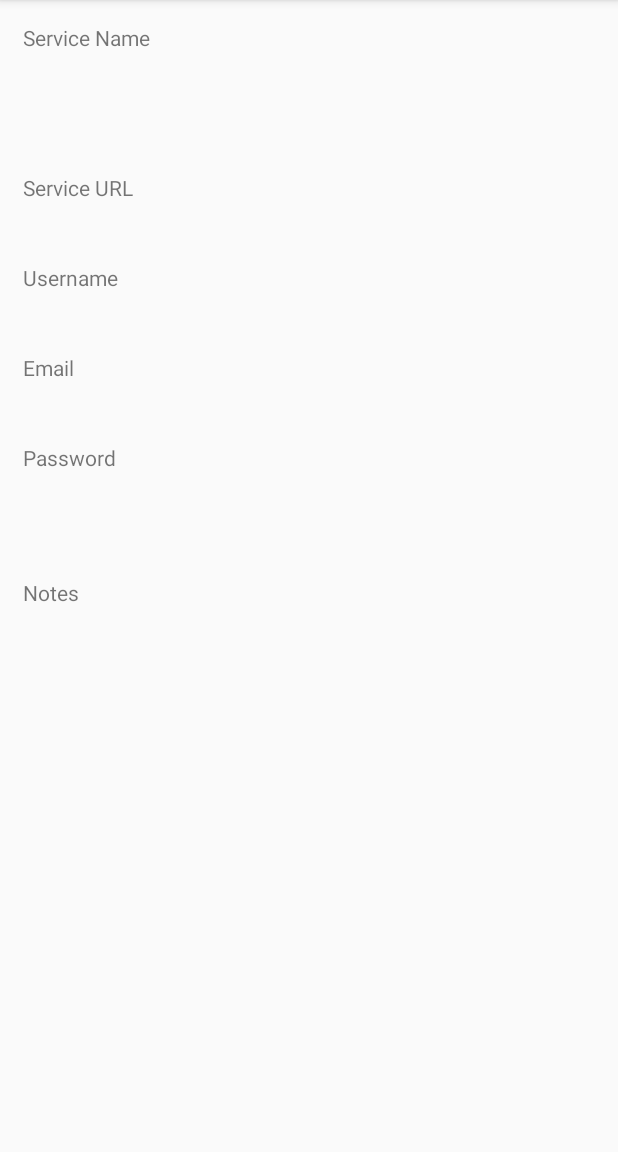
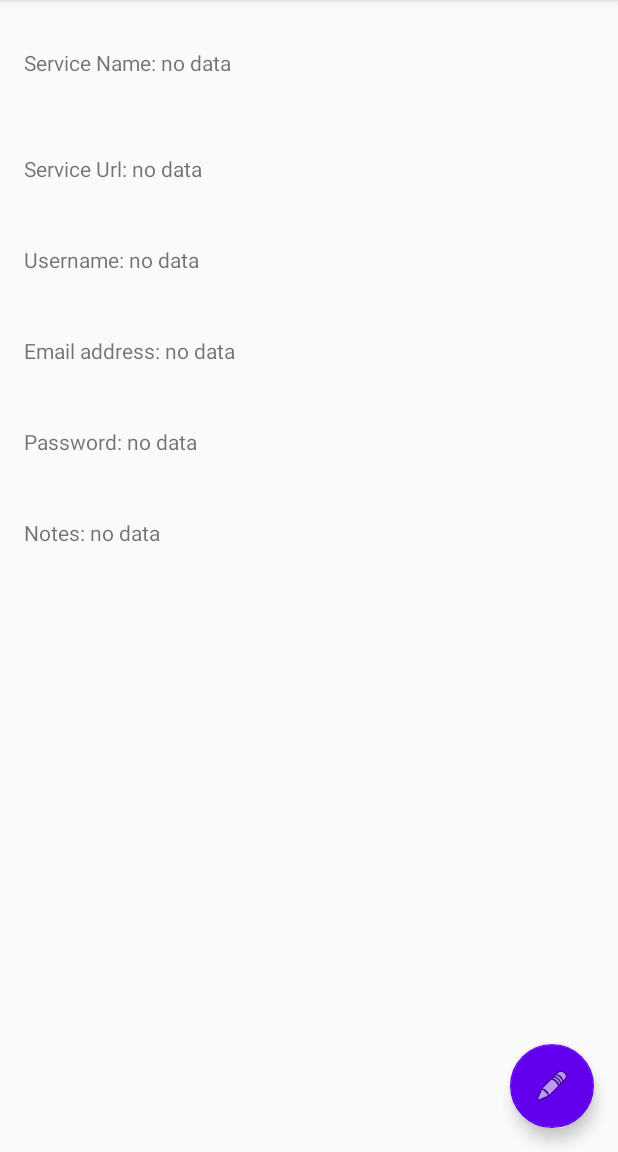
Before and after one commit to barrykidney/CredentialAppAndroid, an Android app: the CredentialActivity screen opened directly, with no data from a screen before it, on a phone screen of 412 x 824 dp, the part 84-1236 px from its top. Run offline under Robolectric (Android 15) with nearby library versions, the phone set to English and light mode, and no system bars; our stand-ins replace Room's generated code, Volley; network calls fail; 8 statements that could not run were skipped.

Commit message:
add credential functionality implemented
Signed-off-by: barry <barrykidney@hotmail.com>

```diff
--- a/app/src/main/AndroidManifest.xml
+++ b/app/src/main/AndroidManifest.xml
@@ -24,6 +24,7 @@
             </intent-filter>
         </activity>
         <activity android:name=".CredentialActivity"></activity>
+        <activity android:name=".AddCredentialActivity"></activity>
     </application>
 
 </manifest>
--- a/app/src/main/java/vis/ex/reg/mycredentialsapplication/CredentialActivity.java
+++ b/app/src/main/java/vis/ex/reg/mycredentialsapplication/CredentialActivity.java
@@ -6,8 +6,10 @@ import android.content.Intent;
 import android.content.IntentFilter;
 import android.net.ConnectivityManager;
 import android.net.NetworkInfo;
+import android.os.AsyncTask;
 import android.os.Bundle;
-import android.support.design.widget.CoordinatorLayout;
+import android.support.constraint.ConstraintLayout;
+import android.support.design.widget.FloatingActionButton;
 import android.support.design.widget.Snackbar;
 import android.support.v4.content.ContextCompat;
 import android.support.v7.app.AppCompatActivity;
@@ -15,26 +17,32 @@ import android.util.Log;
 import android.view.View;
 import android.widget.TextView;
 
+import com.android.volley.Request;
+import com.android.volley.RequestQueue;
+import com.android.volley.Response;
+import com.android.volley.VolleyError;
+import com.android.volley.toolbox.StringRequest;
+import com.android.volley.toolbox.Volley;
+
 import org.json.JSONException;
 import org.json.JSONObject;
 
 
 public class CredentialActivity extends AppCompatActivity {
 
+    private String credentialId;
     private TextView serviceNameTextView;
     private TextView serviceUrlTextView;
     private TextView usernameTextView;
     private TextView emailTextView;
     private TextView passwordTextView;
     private TextView noteTextView;
-
-//    private String credentialId;
-//    private Credential credential;
     private AppDatabase database;
-//    private CheckConnectivity connectivityChecker;
+    private boolean internetConnection;
+    private CheckConnectivity connectivityChecker;
     private boolean snackBarDisplayed;
     private Snackbar snackBar;
-    private CoordinatorLayout coordinatorLayout;
+    private ConstraintLayout coordinatorLayout;
 
     @Override
     protected void onCreate(Bundle savedInstanceState) {
@@ -42,18 +50,18 @@ public class CredentialActivity extends AppCompatActivity {
         setContentView(R.layout.activity_credential);
 
         coordinatorLayout = findViewById(R.id.credential_page);
-//        connectivityChecker = new CheckConnectivity();
+        connectivityChecker = new CheckConnectivity();
 
         ConnectivityManager connectivityManager =
             (ConnectivityManager) getSystemService(Context.CONNECTIVITY_SERVICE);
-        boolean internetConnection = (connectivityManager
+        internetConnection = (connectivityManager
             .getNetworkInfo(ConnectivityManager.TYPE_MOBILE)
             .getState() == NetworkInfo.State.CONNECTED || connectivityManager
             .getNetworkInfo(ConnectivityManager.TYPE_WIFI)
             .getState() == NetworkInfo.State.CONNECTED);
 
-//        this.registerReceiver(this.connectivityChecker,
-//            new IntentFilter(ConnectivityManager.CONNECTIVITY_ACTION));
+        this.registerReceiver(this.connectivityChecker,
+            new IntentFilter(ConnectivityManager.CONNECTIVITY_ACTION));
         this.registerReceiver(broadcastReceiver, new IntentFilter("connection_change"));
 
         database = AppDatabase.getDatabase(getApplicationContext());
@@ -68,22 +76,32 @@ public class CredentialActivity extends AppCompatActivity {
         Intent intent = getIntent();
         try {
             JSONObject credentialJson = new JSONObject(intent.getStringExtra("credential"));
+            credentialId = credentialJson.getString("id");
             populateCredentialView(credentialJson);
         } catch (JSONException error) {
             Log.e("CredentialsApp", error.getMessage());
         }
 
+        FloatingActionButton addCredentialButton = findViewById(R.id.saveCredential);
+        addCredentialButton.setOnClickListener(new View.OnClickListener() {
+            @Override
+            public void onClick(View view) {
+                Snackbar.make(view, "Replace with your own action", Snackbar.LENGTH_LONG)
+                    .setAction("Action", null).show();
+            }
+        });
 
-//
-//        UpdateViewAsync updateViewAsync = new UpdateViewAsync();
-//        updateViewAsync.execute(Integer.valueOf(credentialId));
+        FloatingActionButton deleteCredentialButton = findViewById(R.id.deleteCredential);
+        deleteCredentialButton.setOnClickListener(new View.OnClickListener() {
+            @Override
+            public void onClick(View view) {
+                Log.d("CredentialsApp", "deleteCredentialButton");
+                Snackbar.make(view, "Deleting credential", Snackbar.LENGTH_LONG)
+                    .setAction("Action", null).show();
 
-//        if (internetConnection) {
-//            getCredentialFromAPI();
-//        } else {
-//            UpdateViewAsync updateViewAsync = new UpdateViewAsync();
-//            updateViewAsync.execute(Integer.valueOf(credentialId));
-//        }
+                deleteCredentialViaAPI(credentialId);
+            }
+        });
     }
 
     private void populateCredentialView(JSONObject credential) {
@@ -92,8 +110,8 @@ public class CredentialActivity extends AppCompatActivity {
             serviceUrlTextView.setText(credential.getString("serviceUrl"));
             usernameTextView.setText(credential.getString("username"));
             emailTextView.setText(credential.getString("email"));
-            passwordTextView.setText(credential.getString("password"));
-            noteTextView.setText(credential.getString("username"));
+            passwordTextView.setText(credential.getString("encodedPassword"));
+            noteTextView.setText(credential.getString("note"));
         } catch (JSONException error) {
             Log.e("CredentialsApp", error.getMessage());
         }
@@ -105,7 +123,6 @@ public class CredentialActivity extends AppCompatActivity {
         if (state.equals("available") && snackBarDisplayed) {
             snackBar.dismiss();
             snackBarDisplayed = false;
-//            getCredentialFromAPI();
         } else if (state.equals("unavailable") && !snackBarDisplayed) {
             snackBar = Snackbar.make(coordinatorLayout, "Connection Lost", Snackbar.LENGTH_INDEFINITE);
             View sbView = snackBar.getView();
@@ -119,9 +136,45 @@ public class CredentialActivity extends AppCompatActivity {
     @Override
     public void onBackPressed() {
         Intent intent = new Intent(CredentialActivity.this, MainActivity.class);
-//        unregisterReceiver(this.connectivityChecker);
-//        unregisterReceiver(broadcastReceiver);
+        unregisterReceiver(this.connectivityChecker);
+        unregisterReceiver(broadcastReceiver);
         startActivity(intent);
         finish();
     }
+
+    private void deleteCredentialViaAPI(final String credentialId) {
+        RequestQueue queue = Volley.newRequestQueue(this);
+        String url = getResources().getString(R.string.api_url) + "/credentials/" + credentialId;
+
+        StringRequest request = new StringRequest(Request.Method.DELETE, url,
+            new Response.Listener<String>() {
+                @Override
+                public void onResponse(String response) {
+                    CredentialActivity.UpdateDBAsync updateDBAsync = new CredentialActivity.UpdateDBAsync();
+                    updateDBAsync.execute(Integer.valueOf(credentialId));
+
+                    Intent intent = new Intent(CredentialActivity.this, MainActivity.class);
+//                    unregisterReceiver(this.connectivityChecker);
+                    unregisterReceiver(broadcastReceiver);
+                    startActivity(intent);
+                }
+            }, new Response.ErrorListener() {
+            @Override
+            public void onErrorResponse(VolleyError error) {
+                Log.e("CredentialsApp", error.toString());
+            }
+        });
+        queue.add(request);
+    }
+
+    class UpdateDBAsync extends AsyncTask<Integer, Void, Integer> {
+
+        @Override
+        protected Integer doInBackground(Integer... params) {
+            Log.d("CredentialsApp", "doInBackground()");
+            database.credentialDAO().deleteCredential(params[0]);
+            Log.d("CredentialsApp", "doInBackground()");
+            return 1;
+        }
+    }
 }
--- a/app/src/main/java/vis/ex/reg/mycredentialsapplication/CredentialDAO.java
+++ b/app/src/main/java/vis/ex/reg/mycredentialsapplication/CredentialDAO.java
@@ -26,4 +26,7 @@ public interface CredentialDAO {
 
     @Query("DELETE FROM Credential")
     void deleteAllCredentials();
+
+    @Query("DELETE FROM Credential WHERE Credential_ID = :credential_id")
+    void deleteCredential(int credential_id);
 }
--- a/app/src/main/res/layout/activity_credential.xml
+++ b/app/src/main/res/layout/activity_credential.xml
@@ -1,75 +1,111 @@
 <?xml version="1.0" encoding="utf-8"?>
-<!--<android.support.constraint.ConstraintLayout xmlns:android="http://schemas.android.com/apk/res/android"-->
-<!--    android:layout_width="match_parent" android:layout_height="match_parent">-->
+<android.support.constraint.ConstraintLayout xmlns:android="http://schemas.android.com/apk/res/android"
+    xmlns:app="http://schemas.android.com/apk/res-auto"
+    xmlns:tools="http://schemas.android.com/tools"
+    android:id="@+id/credential_page"
+    android:layout_width="match_parent"
+    android:layout_height="match_parent"
+    tools:context=".CredentialActivity">
 
-<!--</android.support.constraint.ConstraintLayout>-->
-
-<android.support.design.widget.CoordinatorLayout xmlns:android="http://schemas.android.com/apk/res/android"
-xmlns:app="http://schemas.android.com/apk/res-auto"
-xmlns:tools="http://schemas.android.com/tools"
-android:id="@+id/credential_page"
-android:layout_width="match_parent"
-android:layout_height="match_parent"
-tools:context=".CredentialActivity">
 
     <TextView
         android:id="@+id/serviceName"
-        android:layout_width="match_parent"
+        android:layout_width="0dp"
         android:layout_height="45dp"
-        android:layout_marginStart="15dp"
-        android:layout_marginTop="15dp"
-        android:layout_marginEnd="15dp"
-        android:layout_marginBottom="10dp"
-        android:text="Service Name" />
+        android:layout_marginStart="16dp"
+        android:layout_marginTop="32dp"
+        android:layout_marginEnd="16dp"
+        android:text="@string/serviceName_default"
+        app:layout_constraintEnd_toEndOf="parent"
+        app:layout_constraintStart_toStartOf="parent"
+        app:layout_constraintTop_toTopOf="parent" />
 
     <TextView
         android:id="@+id/serviceUrl"
-        android:layout_width="match_parent"
+        android:layout_width="0dp"
         android:layout_height="35dp"
-        android:layout_marginStart="15dp"
-        android:layout_marginTop="115dp"
-        android:layout_marginEnd="15dp"
-        android:layout_marginBottom="10dp"
-        android:text="Service URL" />
+        android:layout_marginStart="16dp"
+        android:layout_marginTop="25dp"
+        android:layout_marginEnd="16dp"
+        android:text="@string/serviceUrl_default"
+        app:layout_constraintEnd_toEndOf="parent"
+        app:layout_constraintStart_toStartOf="parent"
+        app:layout_constraintTop_toBottomOf="@+id/serviceName" />
 
     <TextView
         android:id="@+id/username"
-        android:layout_width="match_parent"
+        android:layout_width="0dp"
         android:layout_height="35dp"
-        android:layout_marginStart="15dp"
-        android:layout_marginTop="175dp"
-        android:layout_marginEnd="15dp"
-        android:layout_marginBottom="10dp"
-        android:text="Username" />
+        android:layout_marginStart="16dp"
+        android:layout_marginTop="25dp"
+        android:layout_marginEnd="16dp"
+        android:text="@string/username_default"
+        app:layout_constraintEnd_toEndOf="parent"
+        app:layout_constraintStart_toStartOf="parent"
+        app:layout_constraintTop_toBottomOf="@+id/serviceUrl" />
 
     <TextView
         android:id="@+id/email"
-        android:layout_width="match_parent"
+        android:layout_width="0dp"
         android:layout_height="35dp"
-        android:layout_marginStart="15dp"
-        android:layout_marginTop="235dp"
-        android:layout_marginEnd="15dp"
-        android:layout_marginBottom="10dp"
-        android:text="Email" />
+        android:layout_marginStart="16dp"
+        android:layout_marginTop="25dp"
+        android:layout_marginEnd="16dp"
+        android:text="@string/email_default"
+        app:layout_constraintEnd_toEndOf="parent"
+        app:layout_constraintStart_toStartOf="parent"
+        app:layout_constraintTop_toBottomOf="@+id/username" />
 
     <TextView
         android:id="@+id/password"
-        android:layout_width="match_parent"
+        android:layout_width="0dp"
         android:layout_height="35dp"
-        android:layout_marginStart="15dp"
-        android:layout_marginTop="295dp"
-        android:layout_marginEnd="15dp"
-        android:layout_marginBottom="10dp"
-        android:text="Password" />
+        android:layout_marginStart="16dp"
+        android:layout_marginTop="25dp"
+        android:layout_marginEnd="16dp"
+        android:text="@string/password_default"
+        app:layout_constraintEnd_toEndOf="parent"
+        app:layout_constraintStart_toStartOf="parent"
+        app:layout_constraintTop_toBottomOf="@+id/email" />
 
     <TextView
         android:id="@+id/note"
-        android:layout_width="match_parent"
-        android:layout_height="150dp"
-        android:layout_marginStart="15dp"
-        android:layout_marginTop="385dp"
-        android:layout_marginEnd="15dp"
-        android:layout_marginBottom="10dp"
-        android:text="Notes" />
+        android:layout_width="0dp"
+        android:layout_height="115dp"
+        android:layout_marginStart="16dp"
+        android:layout_marginTop="25dp"
+        android:layout_marginEnd="16dp"
+        android:text="@string/note_default"
+        app:layout_constraintEnd_toEndOf="parent"
+        app:layout_constraintStart_toStartOf="parent"
+        app:layout_constraintTop_toBottomOf="@+id/password" />
 
-</android.support.design.widget.CoordinatorLayout>
+    <android.support.design.widget.FloatingActionButton
+        android:id="@+id/saveCredential"
+        android:layout_width="wrap_content"
+        android:layout_height="wrap_content"
+        android:layout_gravity="bottom|end"
+        android:layout_margin="@dimen/fab_margin"
+        android:clickable="true"
+        app:backgroundTint="@color/design_default_color_primary"
+        app:layout_constraintBottom_toBottomOf="parent"
+        app:layout_constraintEnd_toEndOf="parent"
+        app:srcCompat="@android:drawable/ic_menu_edit" />
+
+    <android.support.design.widget.FloatingActionButton
+        android:id="@+id/deleteCredential"
+        android:layout_width="wrap_content"
+        android:layout_height="wrap_content"
+        android:layout_gravity="bottom|end"
+        android:layout_marginStart="300dp"
+        android:layout_marginEnd="50dp"
+        android:layout_marginBottom="16dp"
+        android:clickable="true"
+        app:backgroundTint="@color/snackbarBackgroundColor"
+        app:layout_constraintBottom_toBottomOf="parent"
+        app:layout_constraintEnd_toStartOf="@+id/saveCredential"
+        app:layout_constraintStart_toStartOf="parent"
+        app:srcCompat="@android:drawable/ic_menu_delete" />
+
+
+</android.support.constraint.ConstraintLayout>
--- a/app/src/main/res/values/colors.xml
+++ b/app/src/main/res/values/colors.xml
@@ -3,5 +3,5 @@
     <color name="colorPrimary">#008577</color>
     <color name="colorPrimaryDark">#00574B</color>
     <color name="colorAccent">#D81B60</color>
-    <color name="snackbarBackgroundColor">#a40b0b</color>
+    <color name="snackbarBackgroundColor">#A40B0B</color>
 </resources>
--- a/app/src/main/res/values/strings.xml
+++ b/app/src/main/res/values/strings.xml
@@ -1,6 +1,21 @@
 <resources>
     <string name="app_name">MyCredentialsApplication</string>
     <string name="action_settings">Settings</string>
-    <string name="api_url">http://34.240.152.250:8080</string>
+    <string name="api_url">http://52.18.70.19:8080</string>
     <string name="not_avail">Information currently unavailable</string>
+
+    <string name="serviceName_default">Service Name: no data</string>
+    <string name="serviceUrl_default">Service Url: no data</string>
+    <string name="username_default">Username: no data</string>
+    <string name="email_default">Email address: no data</string>
+    <string name="password_default">Password: no data</string>
+    <string name="note_default">Notes: no data</string>
+
+    <string name="hint_serviceName">Service name</string>
+    <string name="hint_serviceUrl">Service URL</string>
+    <string name="hint_username">Username</string>
+    <string name="hint_email">Email address</string>
+    <string name="hint_password">Password</string>
+    <string name="hint_note">Notes</string>
+
 </resources>
```
Also changed, not shown: app/src/main/java/vis/ex/reg/mycredentialsapplication/AddCredentialActivity.java (added, +137 -0 lines), app/src/main/java/vis/ex/reg/mycredentialsapplication/CheckConnectivity.java (added, +24 -0 lines), app/src/main/java/vis/ex/reg/mycredentialsapplication/MainActivity.java (+37 -50 lines), app/src/main/res/layout/activity_add_credential.xml (added, +119 -0 lines), app/src/main/res/layout/activity_main.xml (+5 -3 lines), 1 other file.
